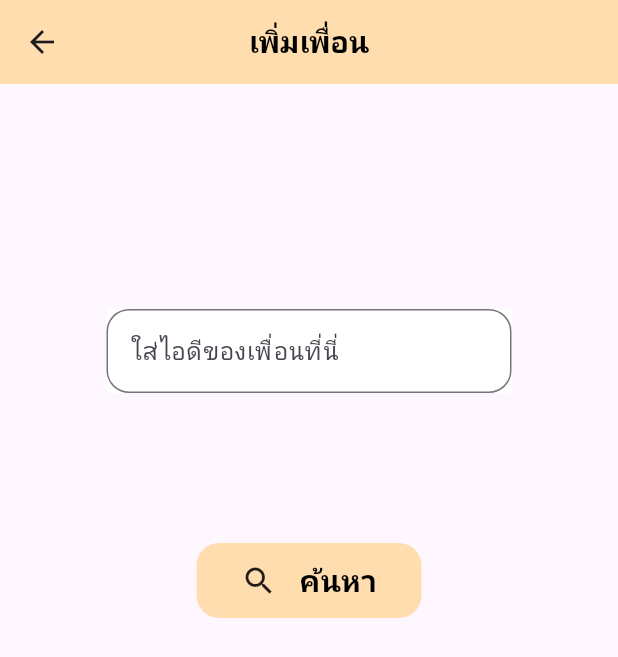
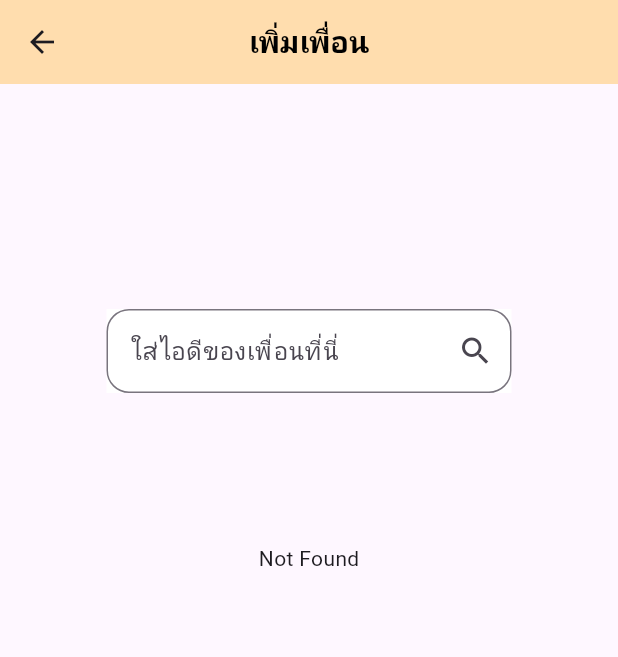
Before and after one commit to pondforwork/ChitChat, a Flutter app: the AddFriendsView screen opened directly, on a phone screen of 412 x 824 dp. Shown: the top 657 px of the screen. Run offline on Flutter 3.47's test engine with Material 3 defaults, Android fonts, the phone set to English and light mode, and no system bars; our stand-ins replace firebase_auth, firebase_core, firebase_database, get, google_fonts, google_sign_in and 1 more; accounts and stored records are empty; Roboto replaces fonts that are missing (Kanit).

Commit message:
show searched user from user id

```diff
--- /dev/null
+++ b/lib/model/user.dart
@@ -0,0 +1,49 @@
+class UserInstance {
+  String id;
+  String username;
+  List<String> friends;
+  List<String> chats;
+  String userId;
+
+  UserInstance({
+    required this.id,
+    required this.username,
+    required this.friends,
+    required this.chats,
+    required this.userId,
+  });
+
+  // factory UserInstance.fromMap(Map<String, dynamic> map) {
+  //   return UserInstance(
+  //     id: map['_id'] ?? '',
+  //     username: map['username'] ?? '',
+  //     friends: List<String>.from(map['friends'] ?? []),
+  //     chats: List<String>.from(map['chats'] ?? []),
+  //     userId: map['userId'] ?? '',
+  //   );
+  // }
+
+  factory UserInstance.fromMap(Map<String, dynamic> map) {
+    return UserInstance(
+      id: map['_id'] ?? '',
+      username: map['username'] ?? '',
+      friends: map['friends'] != null
+          ? List<String>.from(map['friends'] as List<dynamic>)
+          : [],
+      chats: map['chats'] != null
+          ? List<String>.from(map['chats'] as List<dynamic>)
+          : [],
+      userId: map['userId'] ?? '',
+    );
+  }
+
+  Map<String, dynamic> toMap() {
+    return {
+      '_id': id,
+      'username': username,
+      'friends': friends,
+      'chats': chats,
+      'userId': userId,
+    };
+  }
+}
--- a/lib/view/friends/add_friends_view.dart
+++ b/lib/view/friends/add_friends_view.dart
@@ -1,4 +1,6 @@
+import 'package:chit_chat/controller/realtime_db/user_db_controller.dart';
 import 'package:flutter/material.dart';
+import 'package:get/get.dart';
 import 'package:google_fonts/google_fonts.dart';
 
 class AddFriendsView extends StatefulWidget {
@@ -9,19 +11,15 @@ class AddFriendsView extends StatefulWidget {
 }
 
 class _AddFriendsViewState extends State<AddFriendsView> {
-  // Create a TextEditingController to manage the text input
   final TextEditingController _friendIdController = TextEditingController();
-
-  // Create a GlobalKey to manage the form state
+  RealtimeDbController userDbController = Get.put(RealtimeDbController());
   final GlobalKey<FormState> _formKey = GlobalKey<FormState>();
 
-  // Method to validate the form
   void _validateAndSubmit() {
     if (_formKey.currentState!.validate()) {
-      // If the form is valid, proceed with the action
-      print("Form is valid: ${_friendIdController.text}");
+      // print("Form is valid: ${_friendIdController.text}");
+      userDbController.findFriendsById(_friendIdController.text);
     } else {
-      // If the form is invalid, show an error message
       print("Form is invalid");
     }
   }
@@ -60,6 +58,12 @@ class _AddFriendsViewState extends State<AddFriendsView> {
                           borderRadius: BorderRadius.circular(
                               15.0), // Set the border radius
                         ),
+                        suffixIcon: IconButton(
+                          icon: Icon(Icons.search),
+                          onPressed: () {
+                            _validateAndSubmit();
+                          },
+                        ),
                       ),
                       // Add a validator to ensure the field is not empty
                       validator: (value) {
@@ -73,34 +77,46 @@ class _AddFriendsViewState extends State<AddFriendsView> {
                   const SizedBox(
                     height: 100,
                   ),
-                  InkWell(
-                    onTap: _validateAndSubmit, // Trigger validation on tap
-                    borderRadius: BorderRadius.circular(15),
-                    splashColor: Colors.green,
-                    child: Ink(
-                      width: 150,
-                      height: 50,
-                      decoration: BoxDecoration(
-                        borderRadius: BorderRadius.circular(15),
-                        color: Color(0xFFFFDDAE),
-                      ),
-                      child: Row(
-                        mainAxisAlignment: MainAxisAlignment.center,
-                        children: [
-                          const Icon(Icons.search),
-                          const SizedBox(
-                            width: 15,
-                          ),
-                          Text("ค้นหา",
-                              style: GoogleFonts.kanit(
-                                fontSize: 20,
-                                color: Colors.black,
-                                fontWeight: FontWeight.bold,
-                              )),
-                        ],
-                      ),
-                    ),
-                  ),
+                  Obx(() {
+                    return userDbController.userFound.value
+                        ? Container(
+                            width: 100,
+                            height: 200,
+                            color: Colors.black38,
+                            child: Column(
+                              children: [Text(userDbController.userName.value)],
+                            ),
+                          )
+                        : Text("Not Found");
+                  })
+                  // InkWell(
+                  //   onTap: _validateAndSubmit, // Trigger validation on tap
+                  //   borderRadius: BorderRadius.circular(15),
+                  //   splashColor: Colors.green,
+                  //   child: Ink(
+                  //     width: 150,
+                  //     height: 50,
+                  //     decoration: BoxDecoration(
+                  //       borderRadius: BorderRadius.circular(15),
+                  //       color: Color(0xFFFFDDAE),
+                  //     ),
+                  //     child: Row(
+                  //       mainAxisAlignment: MainAxisAlignment.center,
+                  //       children: [
+                  //         const Icon(Icons.search),
+                  //         const SizedBox(
+                  //           width: 15,
+                  //         ),
+                  //         Text("ค้นหา",
+                  //             style: GoogleFonts.kanit(
+                  //               fontSize: 20,
+                  //               color: Colors.black,
+                  //               fontWeight: FontWeight.bold,
+                  //             )),
+                  //       ],
+                  //     ),
+                  //   ),
+                  // ),
                 ],
               ),
             ),
```
Also changed, not shown: lib/controller/realtime_db/user_db_controller.dart (+22 -16 lines).
